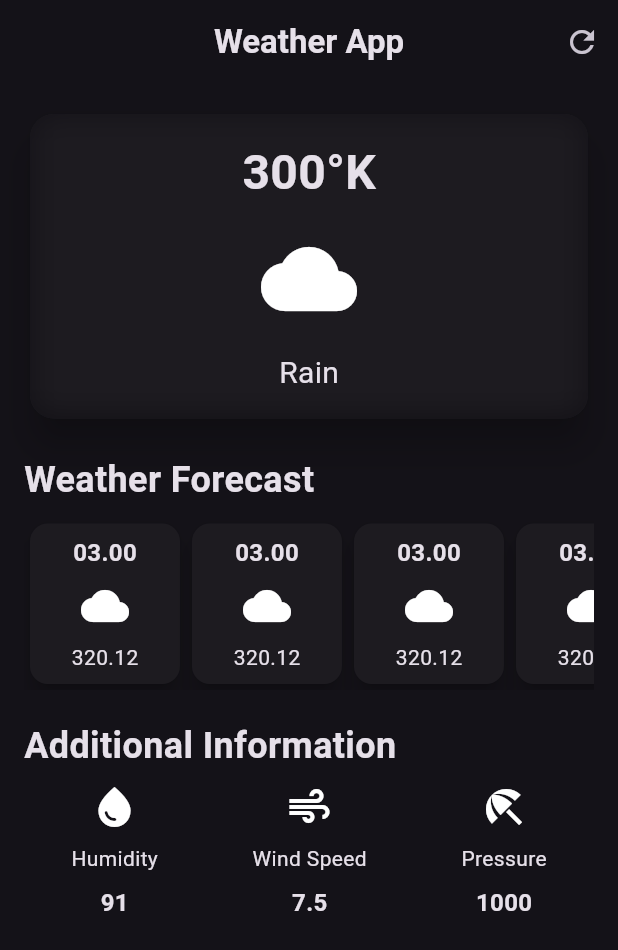
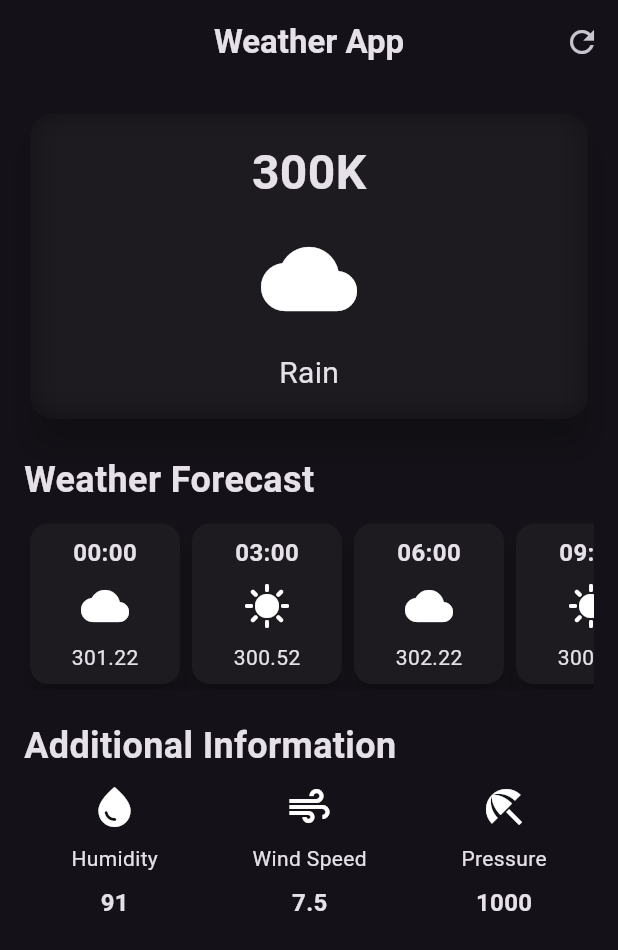
Before and after one commit to gustionusamba24/weather_app, a Flutter app: the screen it shows after launch, on a phone screen of 412 x 824 dp. Shown: the top 950 px of the screen. Run offline on Flutter 3.47's test engine with Material 2 defaults, Android fonts, the phone set to English and light mode, and no system bars.

Commit message:
Implement a constructor in order to make component become dinamic in the HourlyForecastItem Widget

```diff
--- a/lib/hourly_forecast_item.dart
+++ b/lib/hourly_forecast_item.dart
@@ -1,7 +1,16 @@
 import 'package:flutter/material.dart';
 
 class HourlyForecastItem extends StatelessWidget {
-  const HourlyForecastItem({super.key});
+  final String time;
+  final IconData icon;
+  final String temperature;
+
+  const HourlyForecastItem({
+    super.key,
+    required this.time,
+    required this.icon,
+    required this.temperature,
+  });
 
   @override
   Widget build(BuildContext context) {
@@ -13,23 +22,23 @@ class HourlyForecastItem extends StatelessWidget {
         decoration: BoxDecoration(
           borderRadius: BorderRadius.circular(12),
         ),
-        child: const Column(
+        child: Column(
           children: [
             Text(
-              "03.00",
-              style: TextStyle(
+              time,
+              style: const TextStyle(
                 fontSize: 16,
                 fontWeight: FontWeight.bold,
               ),
             ),
-            SizedBox(height: 8),
+            const SizedBox(height: 8),
             Icon(
-              Icons.cloud,
+              icon,
               size: 32,
             ),
-            SizedBox(height: 8),
+            const SizedBox(height: 8),
             Text(
-              "320.12",
+              temperature,
             ),
           ],
         ),
--- a/lib/weather_screen.dart
+++ b/lib/weather_screen.dart
@@ -50,7 +50,7 @@ class WeatherScreen extends StatelessWidget {
                       child: Column(
                         children: [
                           Text(
-                            "300°K",
+                            "300K",
                             style: TextStyle(
                               fontSize: 32,
                               fontWeight: FontWeight.bold,
@@ -87,11 +87,31 @@ class WeatherScreen extends StatelessWidget {
               scrollDirection: Axis.horizontal,
               child: Row(
                 children: [
-                  HourlyForecastItem(),
-                  HourlyForecastItem(),
-                  HourlyForecastItem(),
-                  HourlyForecastItem(),
-                  HourlyForecastItem(),
+                  HourlyForecastItem(
+                    time: "00:00",
+                    icon: Icons.cloud,
+                    temperature: "301.22",
+                  ),
+                  HourlyForecastItem(
+                    time: "03:00",
+                    icon: Icons.sunny,
+                    temperature: "300.52",
+                  ),
+                  HourlyForecastItem(
+                    time: "06:00",
+                    icon: Icons.cloud,
+                    temperature: "302.22",
+                  ),
+                  HourlyForecastItem(
+                    time: "09:00",
+                    icon: Icons.sunny,
+                    temperature: "300.12",
+                  ),
+                  HourlyForecastItem(
+                    time: "12:00",
+                    icon: Icons.cloud,
+                    temperature: "304.12",
+                  ),
                 ],
               ),
             ),
```
